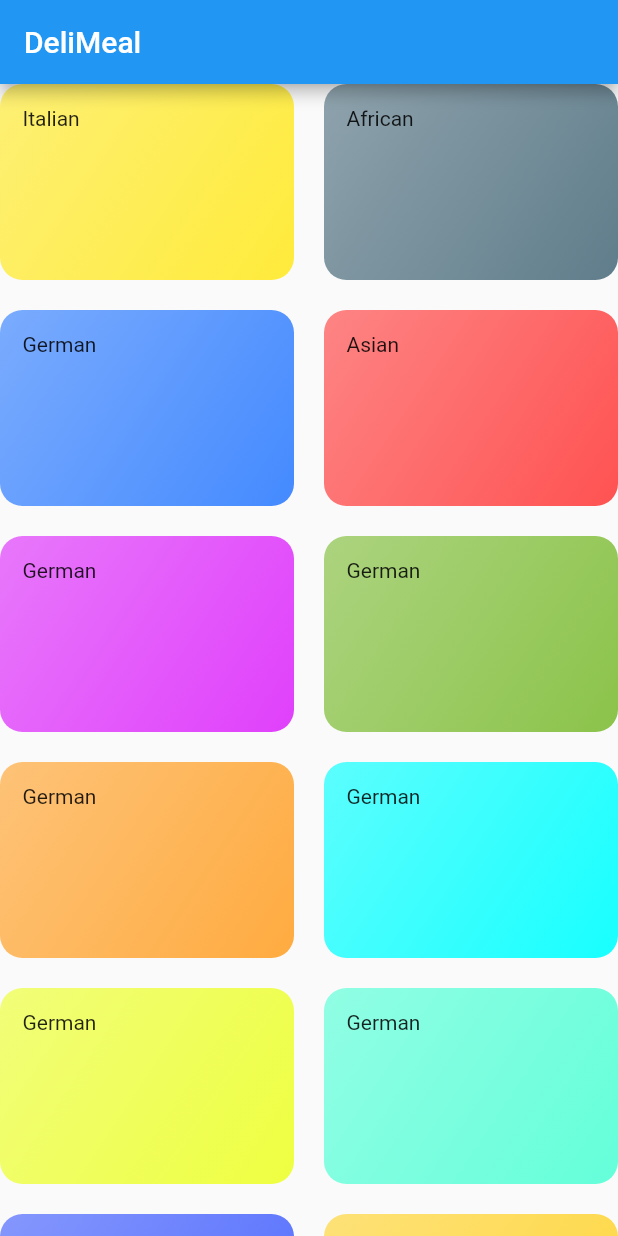
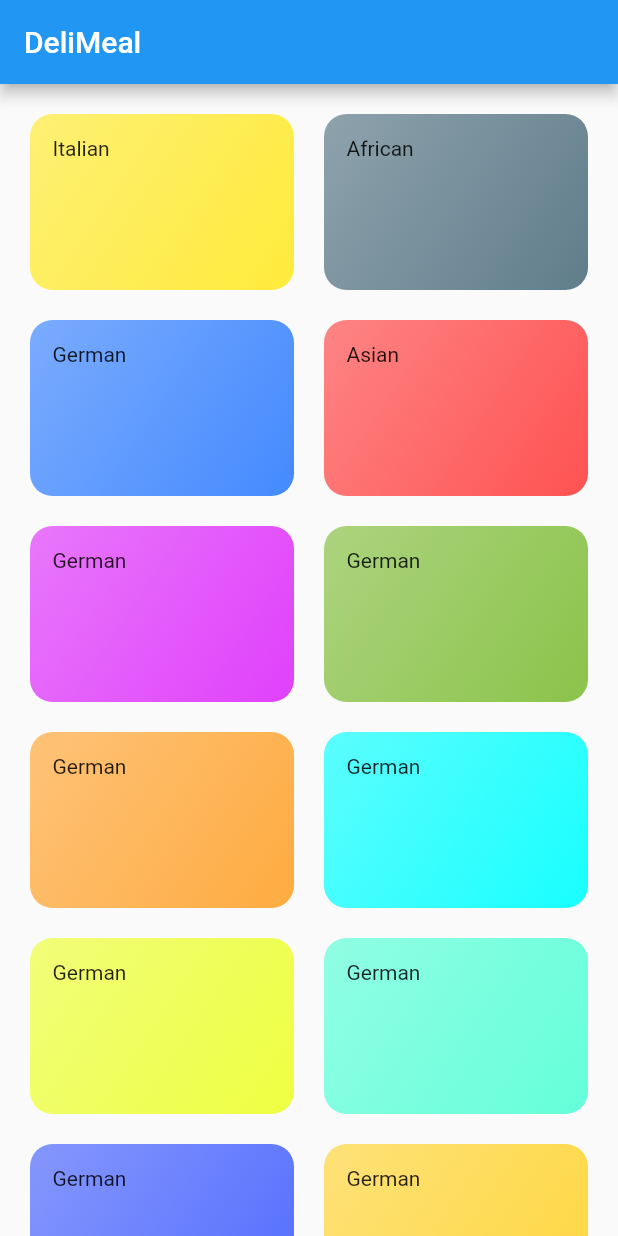
Before and after one commit to pol-dev-shinroo/meals_app, a Flutter app: the screen it shows after launch, on a phone screen of 412 x 824 dp. Run offline on Flutter 3.47's test engine with Material 2 defaults, Android fonts, the phone set to English and light mode, and no system bars.

```diff
--- a/lib/categories_screen.dart
+++ b/lib/categories_screen.dart
@@ -12,6 +12,7 @@ class CategoriesScreen extends StatelessWidget {
         title: const Text("DeliMeal"),
       ),
       body: GridView(
+        padding: const EdgeInsets.all(20),
         gridDelegate: const SliverGridDelegateWithMaxCrossAxisExtent(
           maxCrossAxisExtent: 200,
           childAspectRatio: 3 / 2,
```
Also changed, not shown: pubspec.yaml (+21 -15 lines), assets/fonts/Raleway-Black.ttf (added), assets/fonts/Raleway-Bold.ttf (added), assets/fonts/Raleway-Regular.ttf (added), assets/fonts/RobotoCondensed-Bold.ttf (added), assets/fonts/RobotoCondensed-Italic.ttf (added), assets/fonts/RobotoCondensed-Light.ttf (added), assets/fonts/RobotoCondensed-Regular.ttf (added).
